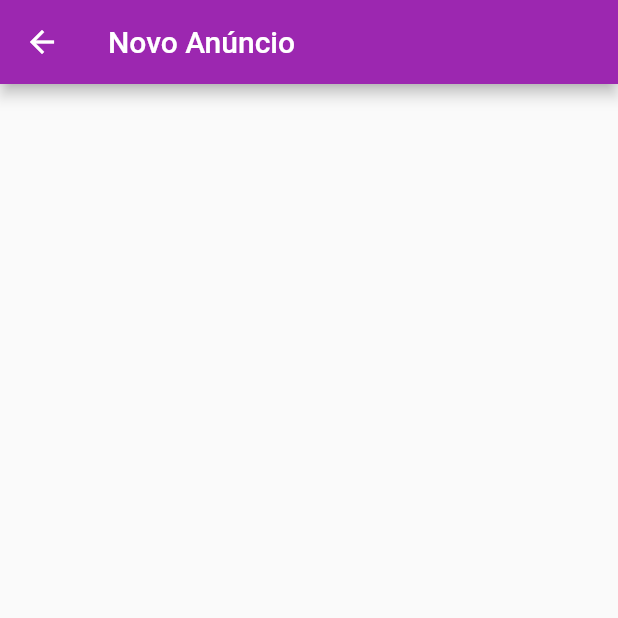
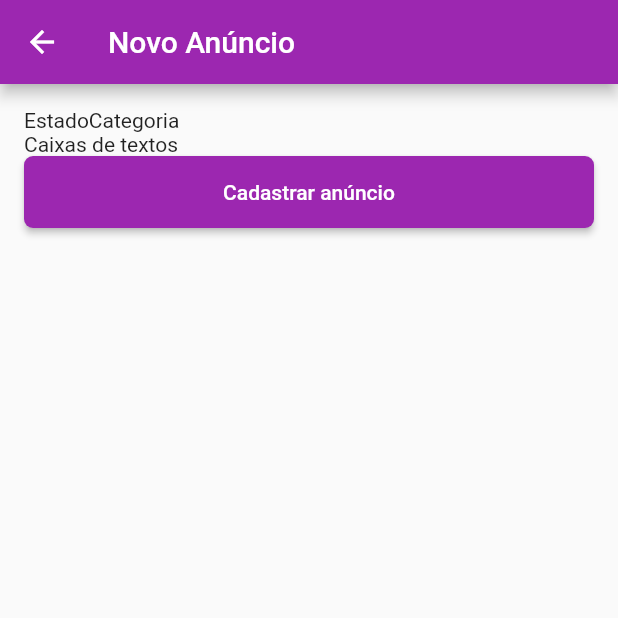
Before and after one commit to SandroRF1973/olx, a Flutter app: the NovoAnuncio screen opened by its route, on a phone screen of 412 x 824 dp, the top half of it. Run offline on Flutter 3.47's test engine with Material 2 defaults, Android fonts, the phone set to English and light mode, and no system bars; our stand-ins replace firebase_auth, firebase_core; accounts and stored records are empty; network calls fail.

Commit message:
Aula - 262

```diff
--- a/lib/views/novo_anuncio.dart
+++ b/lib/views/novo_anuncio.dart
@@ -1,4 +1,5 @@
 import 'package:flutter/material.dart';
+import 'package:olx/views/widgets/botao_customizado.dart';
 
 class NovoAnuncio extends StatefulWidget {
   const NovoAnuncio({super.key});
@@ -21,8 +22,25 @@ class _NovoAnuncioState extends State<NovoAnuncio> {
           padding: const EdgeInsets.all(16),
           child: Form(
             key: _formKey,
-            child: const Column(
-              children: [],
+            child: Column(
+              crossAxisAlignment: CrossAxisAlignment.stretch,
+              children: [
+                //FormField(),
+                const Row(
+                  children: [
+                    Text("Estado"),
+                    Text("Categoria"),
+                  ],
+                ),
+                const Text("Caixas de textos"),
+                BotaoCustomizado(
+                  texto: "Cadastrar anúncio",
+                  corTexto: Colors.white,
+                  onPressed: () {
+                    if (_formKey.currentState!.validate()) {}
+                  },
+                ),
+              ],
             ),
           ),
         ),
--- /dev/null
+++ b/lib/views/widgets/botao_customizado.dart
@@ -0,0 +1,28 @@
+import 'package:flutter/material.dart';
+
+class BotaoCustomizado extends StatelessWidget {
+  //const BotaoCustomizado({super.key});
+
+  final String? texto;
+  final Color? corTexto;
+  final VoidCallback? onPressed;
+
+  const BotaoCustomizado(
+      {super.key,
+      @required this.texto,
+      this.corTexto = Colors.white,
+      this.onPressed});
+
+  @override
+  Widget build(BuildContext context) {
+    return ElevatedButton(
+      onPressed: onPressed,
+      style: ElevatedButton.styleFrom(
+          shape: RoundedRectangleBorder(borderRadius: BorderRadius.circular(6)),
+          backgroundColor: const Color(0xff9c27b0),
+          foregroundColor: corTexto,
+          padding: const EdgeInsets.fromLTRB(32, 16, 32, 16)),
+      child: Text(texto!),
+    );
+  }
+}
--- a/lib/views/input_customizado.dart
+++ b/lib/views/widgets/input_customizado.dart
@@ -7,8 +7,9 @@ class InputCustomizado extends StatelessWidget {
   final bool? autofocus;
   final TextInputType? type;
 
-  InputCustomizado(
-      {@required this.controller,
+  const InputCustomizado(
+      {super.key,
+      @required this.controller,
       @required this.hint,
       this.obscure = false,
       this.autofocus = false,
```
Also changed, not shown: lib/views/login.dart (+14 -6 lines).
